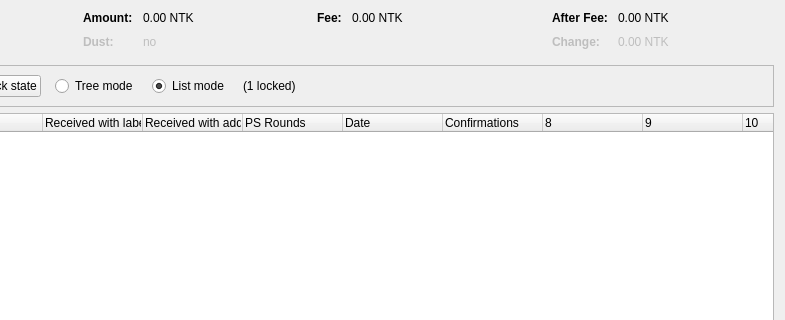
Above: src/qt/forms/coincontroldialog.ui from nToken/ntoken-core before the change; both pictures show x 169 to 954 and y 0 to 320 of the 954 by 500 pixel window. Below: the same form after it.
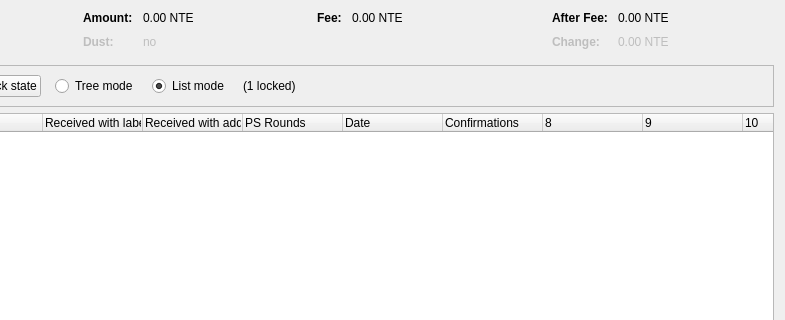
That is the form after the change. Custom widgets are drawn as their Qt base class.

Patch:
```diff
--- a/src/qt/forms/coincontroldialog.ui
+++ b/src/qt/forms/coincontroldialog.ui
@@ -132,7 +132,7 @@
           <enum>Qt::ActionsContextMenu</enum>
          </property>
          <property name="text">
-          <string notr="true">0.00 NTK</string>
+          <string notr="true">0.00 NTE</string>
          </property>
          <property name="textInteractionFlags">
           <set>Qt::LinksAccessibleByMouse|Qt::TextSelectableByKeyboard|Qt::TextSelectableByMouse</set>
@@ -212,7 +212,7 @@
           <enum>Qt::ActionsContextMenu</enum>
          </property>
          <property name="text">
-          <string notr="true">0.00 NTK</string>
+          <string notr="true">0.00 NTE</string>
          </property>
          <property name="textInteractionFlags">
           <set>Qt::LinksAccessibleByMouse|Qt::TextSelectableByKeyboard|Qt::TextSelectableByMouse</set>
@@ -257,7 +257,7 @@
           <enum>Qt::ActionsContextMenu</enum>
          </property>
          <property name="text">
-          <string notr="true">0.00 NTK</string>
+          <string notr="true">0.00 NTE</string>
          </property>
          <property name="textInteractionFlags">
           <set>Qt::LinksAccessibleByMouse|Qt::TextSelectableByKeyboard|Qt::TextSelectableByMouse</set>
@@ -292,7 +292,7 @@
           <enum>Qt::ActionsContextMenu</enum>
          </property>
          <property name="text">
-          <string notr="true">0.00 NTK</string>
+          <string notr="true">0.00 NTE</string>
          </property>
          <property name="textInteractionFlags">
           <set>Qt::LinksAccessibleByMouse|Qt::TextSelectableByKeyboard|Qt::TextSelectableByMouse</set>
```
